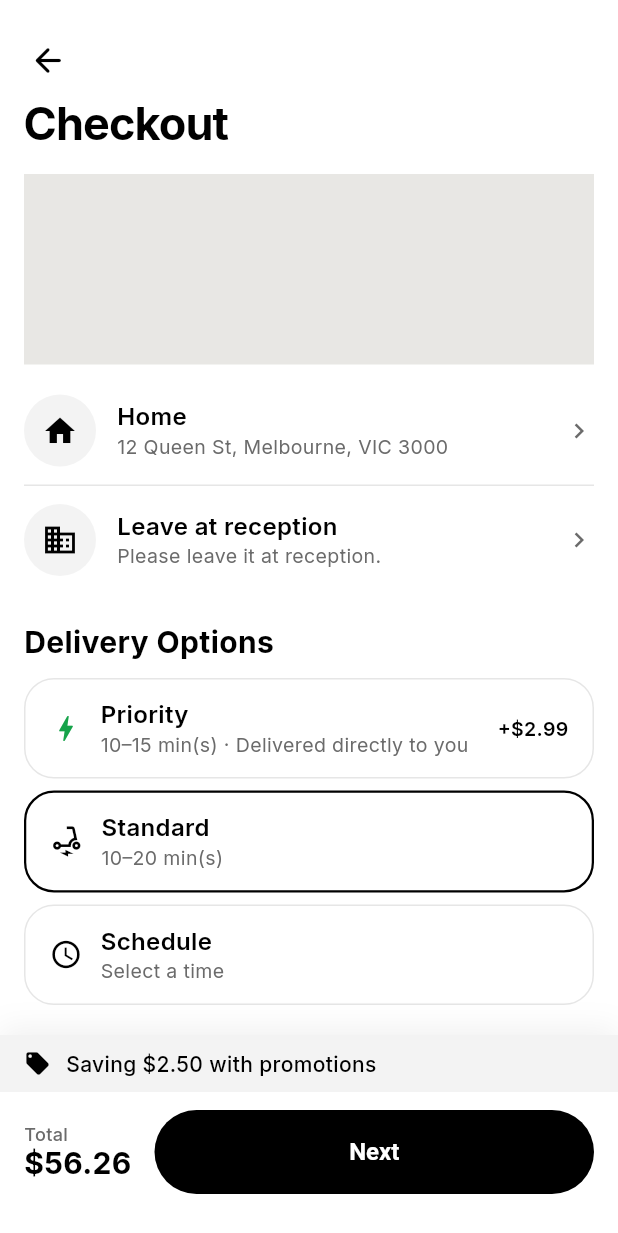
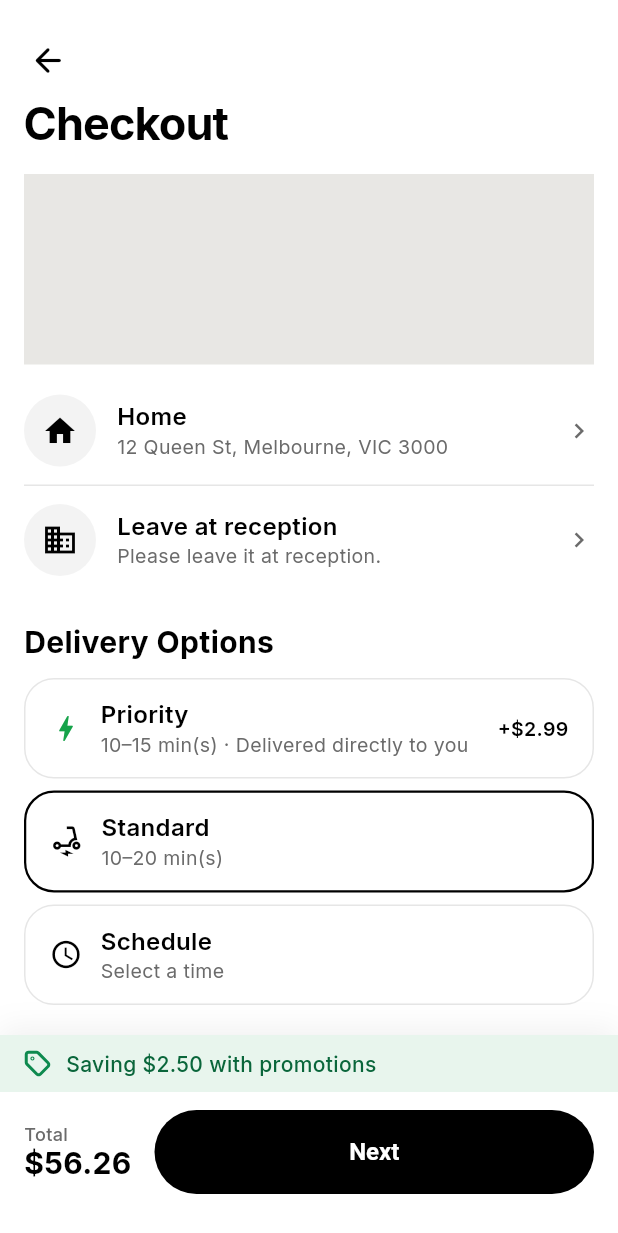
Before and after one commit to deburgermaster-afk/grocerra-a3b6b642, a Flutter app: the CheckoutTopScreen screen opened by its route, on a phone screen of 412 x 824 dp. Shown: the top 1233 px of the screen. Run offline on Flutter 3.47's test engine with Material 3 defaults, Android fonts, the phone set to English and light mode, and no system bars; our stand-ins replace flutter_svg, geolocator, shared_preferences, supabase_flutter, web; missing offline and left inert: dart:js_interop, dart:ui_web; accounts and stored records are empty; project files that could hold a hidden picture were left out.

Commit message:
Checkout bottom action bar savings banner: match Figma R4 component (mint #e8f5ed surface, green #0e8a4f tag, dark-green #0a663b label) instead of the grey/black treatment

```diff
--- a/apps/mobile/lib/core/theme/app_theme.dart
+++ b/apps/mobile/lib/core/theme/app_theme.dart
@@ -38,6 +38,16 @@ abstract final class AppColors {
 
   /// Accent for inline text links (`#047a43` in Figma).
   static const Color accentLink = Color(0xFF047A43);
+
+  // ── Savings / promo banner (Figma `R4 · Components` › Savings banner) ──
+  /// Mint banner surface (`#e8f5ed`).
+  static const Color promoSurface = Color(0xFFE8F5ED);
+
+  /// Tag glyph stroke on the banner (`#0e8a4f`).
+  static const Color promoIcon = Color(0xFF0E8A4F);
+
+  /// Banner label ink (`#0a663b`).
+  static const Color promoText = Color(0xFF0A663B);
 
   static const Color danger = Color(0xFFDC2626);
 
--- a/apps/mobile/lib/features/shop/presentation/checkout_top_screen.dart
+++ b/apps/mobile/lib/features/shop/presentation/checkout_top_screen.dart
@@ -3,6 +3,7 @@ import 'package:flutter/material.dart';
 import '../../../core/cart/cart_controller.dart';
 import '../../../core/cart/cart_item.dart';
 import '../../../core/theme/app_theme.dart';
+import '../../../core/widgets/app_icon.dart';
 import '../../../core/widgets/app_insets.dart';
 import '../../../core/widgets/grocerra_map.dart';
 import '../../home/data/catalog.dart';
@@ -508,13 +509,15 @@ class _CheckoutTopScreenState extends State<CheckoutTopScreen> {
         crossAxisAlignment: CrossAxisAlignment.stretch,
         mainAxisSize: MainAxisSize.min,
         children: <Widget>[
+          // Savings banner 390×38 mint `#e8f5ed` (Figma `R4` › Savings
+          // banner): green tag `#0e8a4f`, dark-green label `#0a663b`.
           Container(
             height: 38,
-            color: AppColors.surfaceAlt,
+            color: AppColors.promoSurface,
             padding: const EdgeInsets.symmetric(horizontal: 16),
             child: const Row(
               children: <Widget>[
-                Icon(Icons.local_offer, size: 18, color: AppColors.ink),
+                AppIcon('tag', size: 18, color: AppColors.promoIcon),
                 SizedBox(width: 10),
                 Text(
                   'Saving \$2.50 with promotions',
@@ -522,7 +525,7 @@ class _CheckoutTopScreenState extends State<CheckoutTopScreen> {
                     fontSize: 14,
                     height: 17 / 14,
                     fontWeight: FontWeight.w500,
-                    color: AppColors.ink,
+                    color: AppColors.promoText,
                   ),
                 ),
               ],
```
